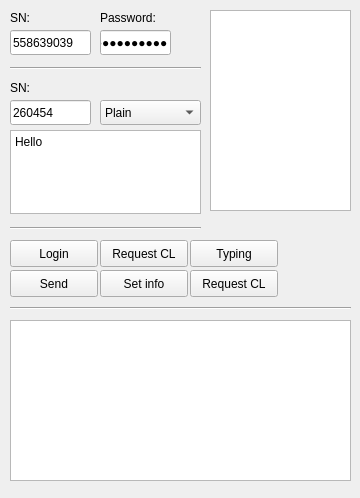
Before: the Qt Designer form testwidget/mainwindow.ui in elmessiah/qoscar, drawn with Qt 5.
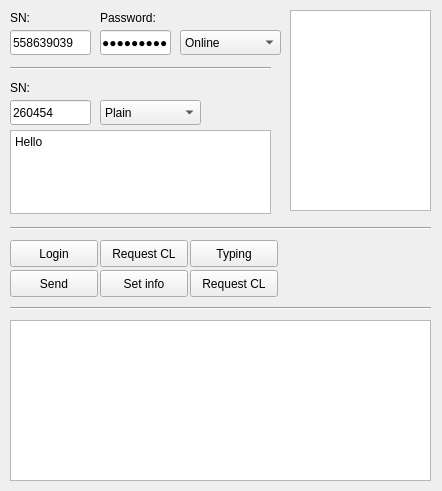
After: the same form once the commit is applied.

Commit message: - Message-Log - send Status (not working) - playing with codecs

The edit to the form file:
```diff
--- a/testwidget/mainwindow.ui
+++ b/testwidget/mainwindow.ui
@@ -6,8 +6,8 @@
    <rect>
     <x>0</x>
     <y>0</y>
-    <width>360</width>
-    <height>498</height>
+    <width>442</width>
+    <height>491</height>
    </rect>
   </property>
   <property name="windowTitle">
@@ -17,7 +17,7 @@
    <widget class="QTreeView" name="rosterTree">
     <property name="geometry">
      <rect>
-      <x>210</x>
+      <x>290</x>
       <y>10</y>
       <width>141</width>
       <height>201</height>
@@ -97,7 +97,7 @@
      <rect>
       <x>10</x>
       <y>220</y>
-      <width>191</width>
+      <width>421</width>
       <height>16</height>
      </rect>
     </property>
@@ -123,7 +123,7 @@
      <rect>
       <x>10</x>
       <y>130</y>
-      <width>191</width>
+      <width>261</width>
       <height>84</height>
      </rect>
     </property>
@@ -136,7 +136,7 @@
      <rect>
       <x>10</x>
       <y>60</y>
-      <width>191</width>
+      <width>261</width>
       <height>16</height>
      </rect>
     </property>
@@ -228,7 +228,7 @@
      <rect>
       <x>10</x>
       <y>300</y>
-      <width>341</width>
+      <width>421</width>
       <height>16</height>
      </rect>
     </property>
@@ -241,7 +241,7 @@
      <rect>
       <x>10</x>
       <y>320</y>
-      <width>341</width>
+      <width>421</width>
       <height>161</height>
      </rect>
     </property>
@@ -291,6 +291,31 @@
      <bool>true</bool>
     </property>
    </widget>
+   <widget class="QComboBox" name="msgStatus">
+    <property name="geometry">
+     <rect>
+      <x>180</x>
+      <y>30</y>
+      <width>101</width>
+      <height>25</height>
+     </rect>
+    </property>
+    <item>
+     <property name="text">
+      <string>Online</string>
+     </property>
+    </item>
+    <item>
+     <property name="text">
+      <string>Away</string>
+     </property>
+    </item>
+    <item>
+     <property name="text">
+      <string>DND</string>
+     </property>
+    </item>
+   </widget>
   </widget>
  </widget>
  <layoutdefault spacing="6" margin="11"/>
```
The commit also changes 5 other files.
